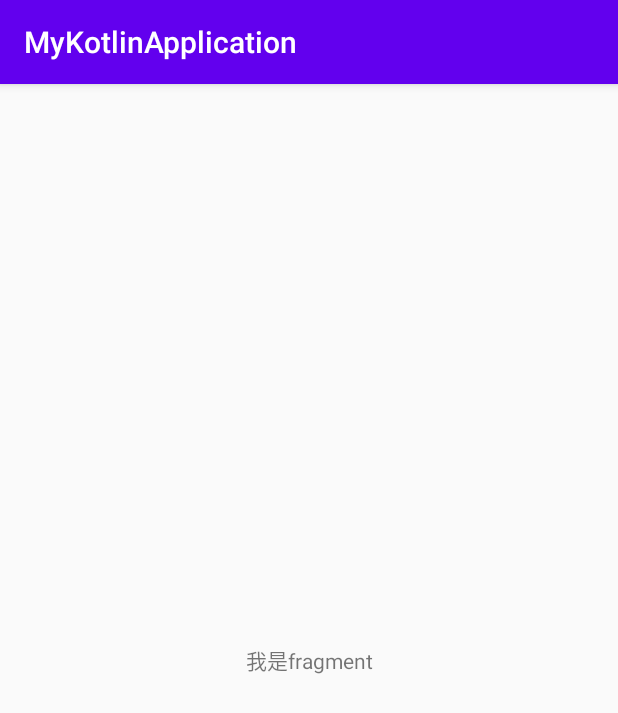
After one commit to xulimin1024/MyKotlinApplication, an Android app: the fragment MainFragment shown on its own in the app's theme, on a phone screen of 412 x 824 dp. The commit adds this screen. Shown: the top 713 px of the screen. Run offline under Robolectric (Android 15) with nearby library versions, the phone set to English and light mode, and no system bars.

Commit message:
增加viewbinding写法

```diff
--- a/app/build.gradle
+++ b/app/build.gradle
@@ -31,6 +31,10 @@ android {
     kotlinOptions {
         jvmTarget = "1.8"
     }
+    //启用databinding
+    buildFeatures {
+        viewBinding true
+    }
 }
 
 dependencies {
--- /dev/null
+++ b/app/src/main/java/com/example/mykotlinapplication/MainFragment.kt
@@ -0,0 +1,26 @@
+package com.example.mykotlinapplication
+
+import android.os.Bundle
+import android.view.LayoutInflater
+import android.view.View
+import android.view.ViewGroup
+import androidx.fragment.app.Fragment
+import com.example.mykotlinapplication.databinding.FragmentMainBinding
+
+class MainFragment : Fragment() {
+    private var _binding: FragmentMainBinding? = null
+    private val binding get() = _binding!!
+    override fun onCreateView(
+        inflater: LayoutInflater,
+        container: ViewGroup?,
+        savedInstanceState: Bundle?
+    ): View? {
+        _binding = FragmentMainBinding.inflate(inflater, container, false)
+        return binding.root
+    }
+
+    override fun onDestroy() {
+        _binding = null
+        super.onDestroy()
+    }
+}
--- /dev/null
+++ b/app/src/main/res/layout/fragment_main.xml
@@ -0,0 +1,15 @@
+<?xml version="1.0" encoding="utf-8"?>
+<androidx.constraintlayout.widget.ConstraintLayout
+    xmlns:android="http://schemas.android.com/apk/res/android"
+    xmlns:app="http://schemas.android.com/apk/res-auto"
+    android:layout_width="match_parent"
+    android:layout_height="match_parent">
+
+    <TextView
+        android:layout_width="match_parent"
+        android:layout_height="wrap_content"
+        android:text="我是fragment"
+        android:gravity="center"
+        app:layout_constraintBottom_toBottomOf="parent"
+        app:layout_constraintTop_toTopOf="parent" />
+</androidx.constraintlayout.widget.ConstraintLayout>
```
Also changed, not shown: app/src/main/java/com/example/mykotlinapplication/App.kt (added, +15 -0 lines), app/src/main/java/com/example/mykotlinapplication/MainActivity.kt (+4 -20 lines), app/src/main/java/com/example/mykotlinapplication/adapter/ForeCastListAdapter.kt (+10 -9 lines).
